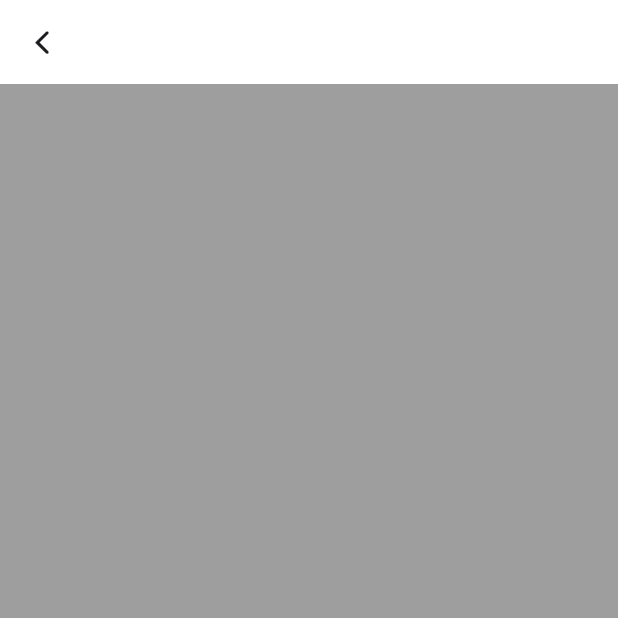
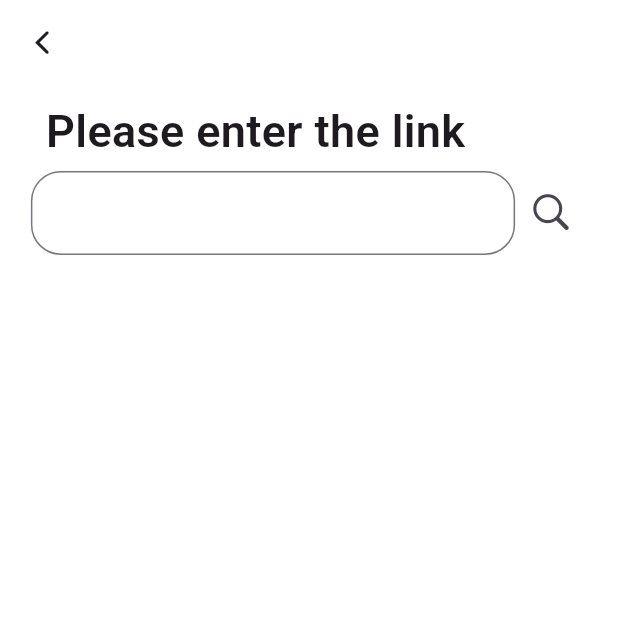
Before and after one commit to jsjp1/f_Tagify, a Flutter app: the AnalyzeScreen screen opened by its route, on a phone screen of 412 x 824 dp, the top half of it. Run offline on Flutter 3.47's test engine with Material 3 defaults, Android fonts, the phone set to English and light mode, and no system bars; our stand-ins replace dio, easy_localization, flutter_dotenv, google_sign_in, shared_preferences, sign_in_with_apple; accounts and stored records are empty.

Commit message:
add textfield to analyze screen

```diff
--- a/lib/components/home/navigation_bar.dart
+++ b/lib/components/home/navigation_bar.dart
@@ -9,7 +9,7 @@ import 'package:tagify/screens/tag_screen.dart';
 class TagifyNavigationBar extends StatelessWidget {
   final Map<String, dynamic> loginResponse;
 
-  TagifyNavigationBar({
+  const TagifyNavigationBar({
     super.key,
     required this.loginResponse,
   });
--- a/lib/screens/analyze_screen.dart
+++ b/lib/screens/analyze_screen.dart
@@ -27,8 +27,50 @@ class AnalyzeScreenState extends State<AnalyzeScreen> {
       body: SafeArea(
         top: true,
         bottom: false,
-        child: Container(
-          color: Colors.grey,
+        child: Center(
+          child: SizedBox(
+            width: MediaQuery.of(context).size.width * (0.9),
+            child: Column(
+              children: [
+                SizedBox(height: 10.0),
+                Padding(
+                  padding: EdgeInsets.only(left: 10.0),
+                  child: Align(
+                    alignment: Alignment.centerLeft,
+                    child: GlobalText(
+                      localizeText: "analyze_screen_enter_link",
+                      textSize: 30.0,
+                      localization: true,
+                      isBold: true,
+                    ),
+                  ),
+                ),
+                SizedBox(
+                  height: MediaQuery.of(context).size.height * (0.08),
+                  child: Row(
+                    children: [
+                      Expanded(
+                        child: TextField(
+                          decoration: InputDecoration(
+                            border: OutlineInputBorder(
+                              borderRadius: BorderRadius.circular(20.0),
+                            ),
+                          ),
+                        ),
+                      ),
+                      IconButton(
+                        icon: Icon(
+                          CupertinoIcons.search,
+                          size: 30.0,
+                        ),
+                        onPressed: () {},
+                      )
+                    ],
+                  ),
+                ),
+              ],
+            ),
+          ),
         ),
       ),
     );
```
